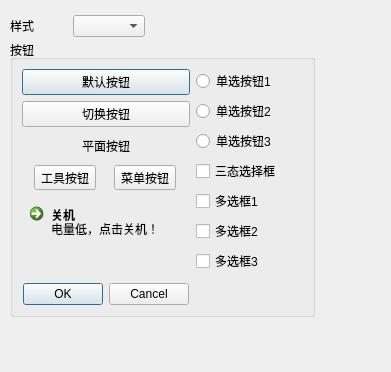
daxmate/learning-pyside6, file resources/forms/widget_gallery.ui: the form before one commit.
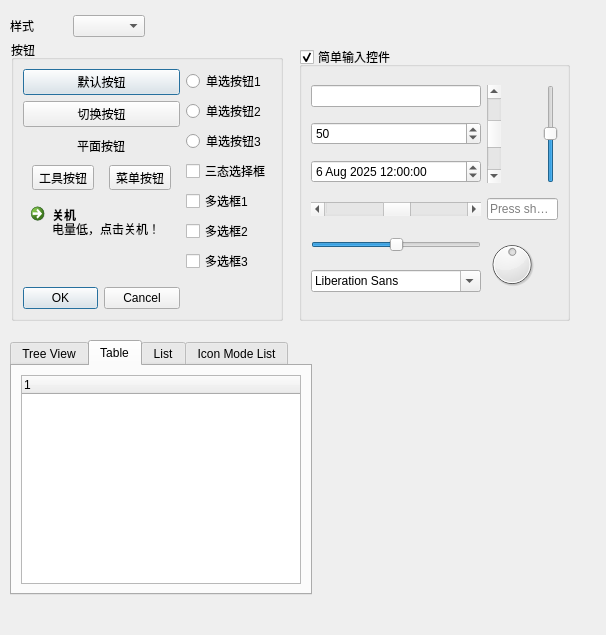
The form after the commit. The open tabs and pages were chosen to show the change. Icons and pictures are not drawn.

Commit message: 进一步完成控件库的示例

Patch:
```diff
--- a/resources/forms/widget_gallery.ui
+++ b/resources/forms/widget_gallery.ui
@@ -6,20 +6,101 @@
    <rect>
     <x>0</x>
     <y>0</y>
-    <width>391</width>
-    <height>372</height>
+    <width>606</width>
+    <height>635</height>
    </rect>
   </property>
   <property name="windowTitle">
    <string>常用控件</string>
   </property>
+  <widget class="QWidget" name="layoutWidget">
+   <property name="geometry">
+    <rect>
+     <x>10</x>
+     <y>10</y>
+     <width>135</width>
+     <height>32</height>
+    </rect>
+   </property>
+   <layout class="QHBoxLayout" name="horizontalLayout_3">
+    <item>
+     <widget class="QLabel" name="style_label">
+      <property name="text">
+       <string>样式</string>
+      </property>
+     </widget>
+    </item>
+    <item>
+     <widget class="QComboBox" name="style_comb"/>
+    </item>
+   </layout>
+  </widget>
+  <widget class="QTabWidget" name="tab_widget">
+   <property name="geometry">
+    <rect>
+     <x>10</x>
+     <y>340</y>
+     <width>302</width>
+     <height>255</height>
+    </rect>
+   </property>
+   <property name="currentIndex">
+    <number>0</number>
+   </property>
+   <widget class="QWidget" name="tab">
+    <attribute name="title">
+     <string>Tree View</string>
+    </attribute>
+    <layout class="QHBoxLayout" name="horizontalLayout_5">
+     <item>
+      <widget class="QTreeView" name="treeView"/>
+     </item>
+    </layout>
+   </widget>
+   <widget class="QWidget" name="tab_2">
+    <attribute name="title">
+     <string>Table</string>
+    </attribute>
+    <layout class="QHBoxLayout" name="horizontalLayout_6">
+     <item>
+      <widget class="QTreeWidget" name="treeWidget">
+       <column>
+        <property name="text">
+         <string notr="true">1</string>
+        </property>
+       </column>
+      </widget>
+     </item>
+    </layout>
+   </widget>
+   <widget class="QWidget" name="tab_3">
+    <attribute name="title">
+     <string>List</string>
+    </attribute>
+    <layout class="QHBoxLayout" name="horizontalLayout_4">
+     <item>
+      <widget class="QListView" name="listView"/>
+     </item>
+    </layout>
+   </widget>
+   <widget class="QWidget" name="tab_4">
+    <attribute name="title">
+     <string>Icon Mode List</string>
+    </attribute>
+    <layout class="QHBoxLayout" name="horizontalLayout_7">
+     <item>
+      <widget class="QListView" name="listView_2"/>
+     </item>
+    </layout>
+   </widget>
+  </widget>
   <widget class="QGroupBox" name="buttons_gb">
    <property name="geometry">
     <rect>
-     <x>10</x>
+     <x>11</x>
      <y>40</y>
-     <width>305</width>
-     <height>277</height>
+     <width>272</width>
+     <height>281</height>
     </rect>
    </property>
    <property name="title">
@@ -219,25 +300,106 @@
     </item>
    </layout>
   </widget>
-  <widget class="QWidget" name="">
+  <widget class="QGroupBox" name="input_gb">
    <property name="geometry">
     <rect>
-     <x>10</x>
-     <y>10</y>
-     <width>135</width>
-     <height>32</height>
+     <x>299</x>
+     <y>47</y>
+     <width>271</width>
+     <height>274</height>
     </rect>
    </property>
-   <layout class="QHBoxLayout" name="horizontalLayout_3">
-    <item>
-     <widget class="QLabel" name="style_label">
-      <property name="text">
-       <string>样式</string>
+   <property name="title">
+    <string>简单输入控件</string>
+   </property>
+   <property name="checkable">
+    <bool>true</bool>
+   </property>
+   <layout class="QGridLayout" name="gridLayout">
+    <item row="0" column="0">
+     <widget class="QLineEdit" name="lineEdit">
+      <property name="echoMode">
+       <enum>QLineEdit::EchoMode::Password</enum>
       </property>
      </widget>
     </item>
-    <item>
-     <widget class="QComboBox" name="style_comb"/>
+    <item row="0" column="1" rowspan="3">
+     <widget class="QScrollBar" name="verticalScrollBar">
+      <property name="value">
+       <number>50</number>
+      </property>
+      <property name="orientation">
+       <enum>Qt::Orientation::Vertical</enum>
+      </property>
+     </widget>
+    </item>
+    <item row="0" column="2" rowspan="3">
+     <widget class="QSlider" name="verticalSlider">
+      <property name="value">
+       <number>50</number>
+      </property>
+      <property name="orientation">
+       <enum>Qt::Orientation::Vertical</enum>
+      </property>
+     </widget>
+    </item>
+    <item row="1" column="0">
+     <widget class="QSpinBox" name="spinBox">
+      <property name="value">
+       <number>50</number>
+      </property>
+     </widget>
+    </item>
+    <item row="2" column="0">
+     <widget class="QDateTimeEdit" name="dateTimeEdit">
+      <property name="date">
+       <date>
+        <year>2025</year>
+        <month>8</month>
+        <day>6</day>
+       </date>
+      </property>
+      <property name="time">
+       <time>
+        <hour>12</hour>
+        <minute>0</minute>
+        <second>0</second>
+       </time>
+      </property>
+     </widget>
+    </item>
+    <item row="3" column="0">
+     <widget class="QScrollBar" name="horizontalScrollBar">
+      <property name="value">
+       <number>50</number>
+      </property>
+      <property name="orientation">
+       <enum>Qt::Orientation::Horizontal</enum>
+      </property>
+     </widget>
+    </item>
+    <item row="3" column="1" colspan="2">
+     <widget class="QKeySequenceEdit" name="keySequenceEdit"/>
+    </item>
+    <item row="4" column="0">
+     <widget class="QSlider" name="horizontalSlider">
+      <property name="value">
+       <number>50</number>
+      </property>
+      <property name="orientation">
+       <enum>Qt::Orientation::Horizontal</enum>
+      </property>
+     </widget>
+    </item>
+    <item row="4" column="1" rowspan="2">
+     <widget class="QDial" name="dial">
+      <property name="value">
+       <number>50</number>
+      </property>
+     </widget>
+    </item>
+    <item row="5" column="0">
+     <widget class="QFontComboBox" name="fontComboBox"/>
     </item>
    </layout>
   </widget>
```
The commit also changes 3 other files.
